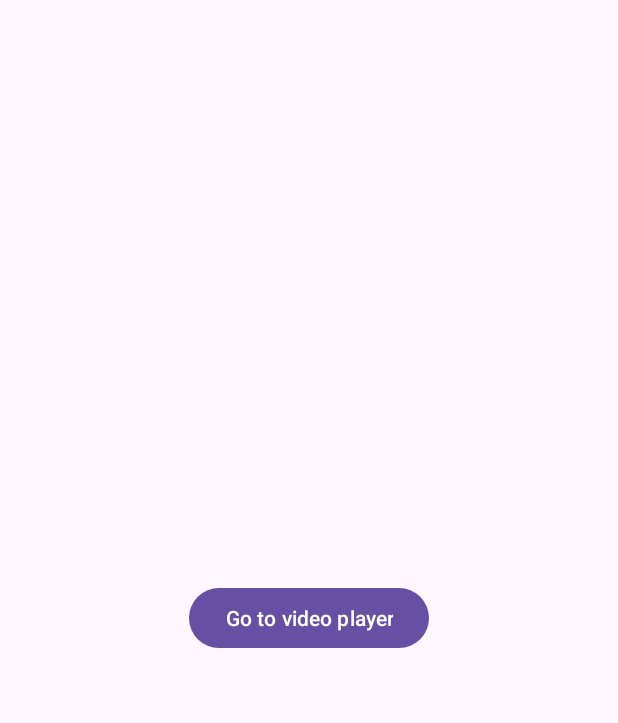
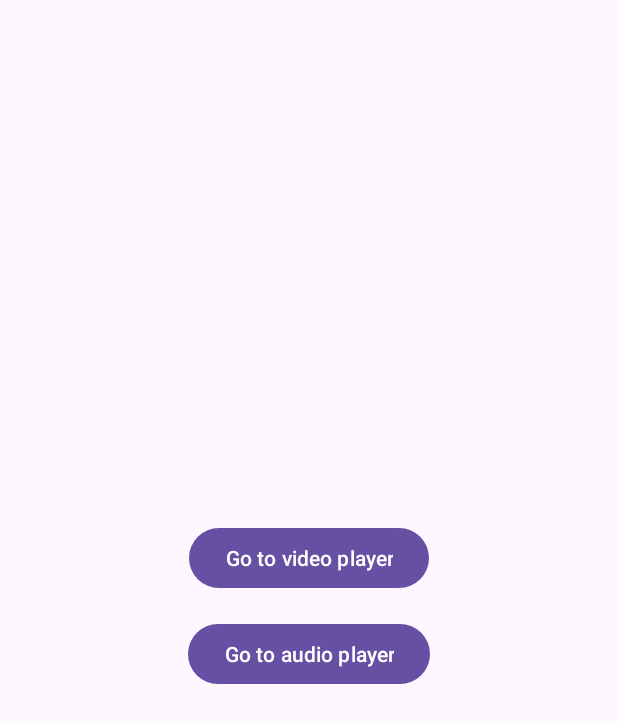
Before and after one commit to vladyslavtarasov/Player, an Android app: the screen it shows after launch (MainActivity), on a phone screen of 412 x 824 dp. Shown: the top 723 px of the screen. Run offline under Robolectric (Android 15) with nearby library versions, the phone set to English and light mode, and no system bars.

Commit message:
Add simple activity with a audio player

```diff
--- a/app/src/main/AndroidManifest.xml
+++ b/app/src/main/AndroidManifest.xml
@@ -15,6 +15,9 @@
         android:theme="@style/Theme.Player"
         tools:targetApi="31">
         <activity
+            android:name=".AudioPlayerActivity"
+            android:exported="false" />
+        <activity
             android:name=".VideoPlayerActivity"
             android:exported="false" />
         <activity
--- a/app/src/main/java/com/example/player/MainActivity.java
+++ b/app/src/main/java/com/example/player/MainActivity.java
@@ -22,4 +22,9 @@ public class MainActivity extends AppCompatActivity {
         Intent intent = new Intent(this, VideoPlayerActivity.class);
         startActivity(intent);
     }
+
+    public void openAudioPlayer(View view) {
+        Intent intent = new Intent(this, AudioPlayerActivity.class);
+        startActivity(intent);
+    }
 }
--- a/app/src/main/res/layout/activity_main.xml
+++ b/app/src/main/res/layout/activity_main.xml
@@ -1,21 +1,39 @@
-<?xml version="1.0" encoding="utf-8"?>
-<androidx.constraintlayout.widget.ConstraintLayout
-    xmlns:android="http://schemas.android.com/apk/res/android"
-    xmlns:app="http://schemas.android.com/apk/res-auto"
-    xmlns:tools="http://schemas.android.com/tools"
-    android:layout_width="match_parent"
-    android:layout_height="match_parent"
-    tools:context=".MainActivity">
+<RelativeLayout
+xmlns:android="http://schemas.android.com/apk/res/android"
+android:layout_width="match_parent"
+android:layout_height="match_parent"
+android:gravity="center">
+
+<LinearLayout
+    android:layout_width="wrap_content"
+    android:layout_height="wrap_content"
+    android:orientation="vertical"
+    android:gravity="center">
 
     <Button
+        android:id="@+id/videoButton"
         android:layout_width="wrap_content"
         android:layout_height="wrap_content"
         android:text="Go to video player"
-        app:layout_constraintBottom_toBottomOf="parent"
-        app:layout_constraintEnd_toEndOf="parent"
-        app:layout_constraintStart_toStartOf="parent"
-        app:layout_constraintTop_toTopOf="parent"
         android:onClick="openVideoPlayer">
     </Button>
 
-</androidx.constraintlayout.widget.ConstraintLayout>
+    <Space
+        android:layout_width="match_parent"
+        android:layout_height="16dp" />
+
+    <Button
+        android:id="@+id/audioButton"
+        android:layout_width="wrap_content"
+        android:layout_height="wrap_content"
+        android:text="Go to audio player"
+        android:onClick="openAudioPlayer">
+    </Button>
+
+    <Space
+        android:layout_width="match_parent"
+        android:layout_height="16dp" />
+
+</LinearLayout>
+
+</RelativeLayout>
```
Also changed, not shown: app/src/main/java/com/example/player/AudioPlayerActivity.java (added, +192 -0 lines), app/src/main/java/com/example/player/VideoPlayerActivity.java (+8 -11 lines), app/src/main/res/layout/activity_audio_player.xml (added, +108 -0 lines), app/src/main/res/layout/activity_video_player.xml (+4 -5 lines), 1 other file.
